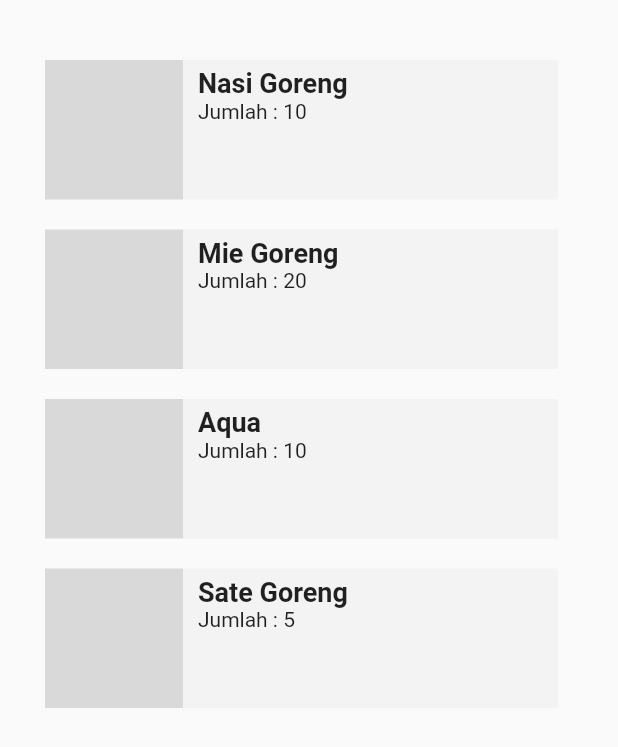
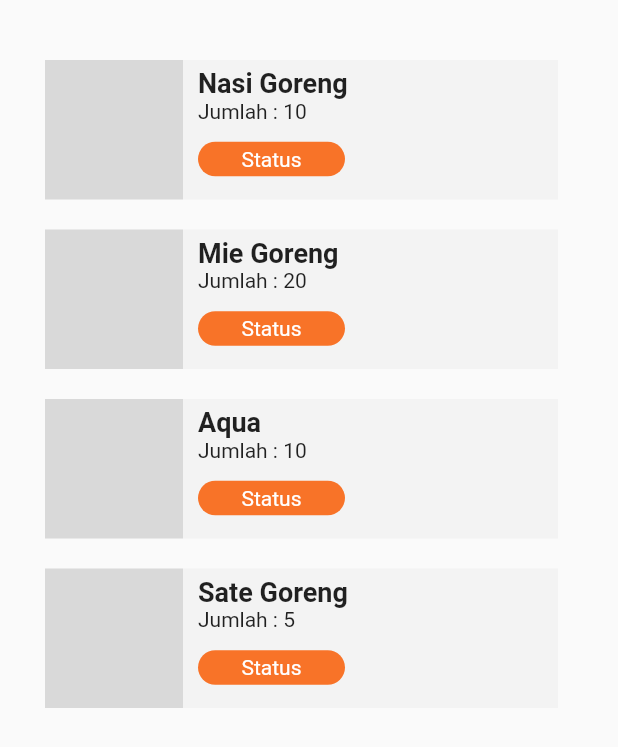
Before and after one commit to DhafinFawwaz/ITBCafeteriaSeller, a Flutter app: the Order_Product screen opened directly, on a phone screen of 412 x 824 dp. Shown: the top 747 px of the screen. Run offline on Flutter 3.47's test engine with Material 2 defaults, Android fonts, the light colour scheme and no system bars; our stand-ins replace group_button, image_picker; missing offline and left inert: api_cache_manager.

Commit message:
Update Order by Products

```diff
--- a/lib/screens/order/order_by_product.dart
+++ b/lib/screens/order/order_by_product.dart
@@ -1,5 +1,7 @@
 import 'package:flutter/material.dart';
 import 'package:itb_cafeteria_seller/const.dart';
+import 'package:itb_cafeteria_seller/screens/order/statusOrder.dart';
+import 'package:itb_cafeteria_seller/widgets/rounded_button.dart';
 
 class Order_Product extends StatefulWidget {
   @override
@@ -51,7 +53,17 @@
                 Column(crossAxisAlignment: CrossAxisAlignment.start, children: [
               Text(namaProduk,
                   style: TextStyle(fontSize: 18, fontWeight: FontWeight.w700)),
-              Text("Jumlah : $jumlah")
+              Text("Jumlah : $jumlah"),
+              RoundedButton(
+                  text: "Status",
+                  borderRadius: BorderRadius.circular(22),
+                  color: Color(0xffF87328),
+                  onPressed: () {
+                    Navigator.push(context,
+                        MaterialPageRoute(builder: (context) => StatusOrder()));
+                  },
+                  height: 23,
+                  width: 98)
             ])),
       ],
     );
```
Also changed, not shown: lib/screens/nav/nav.dart (+2 -8 lines).
